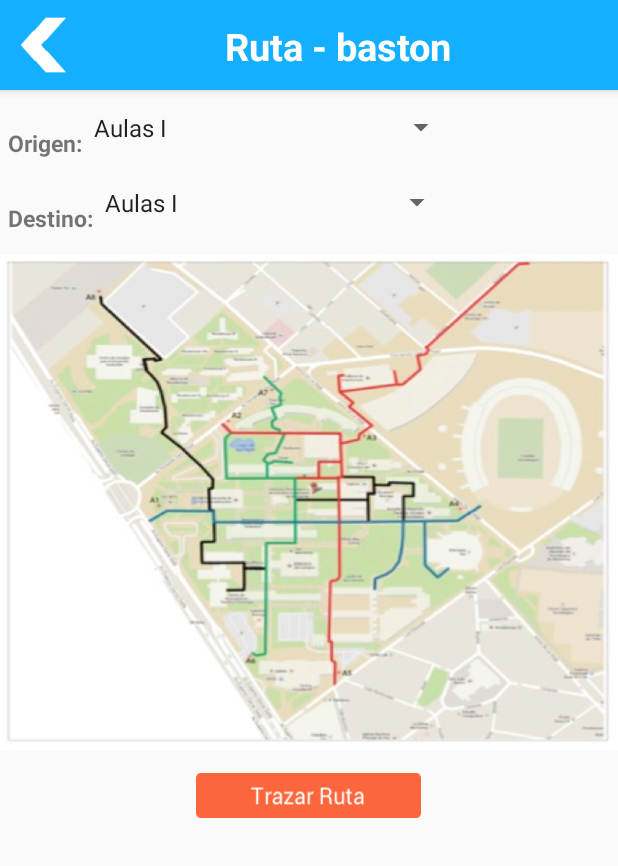
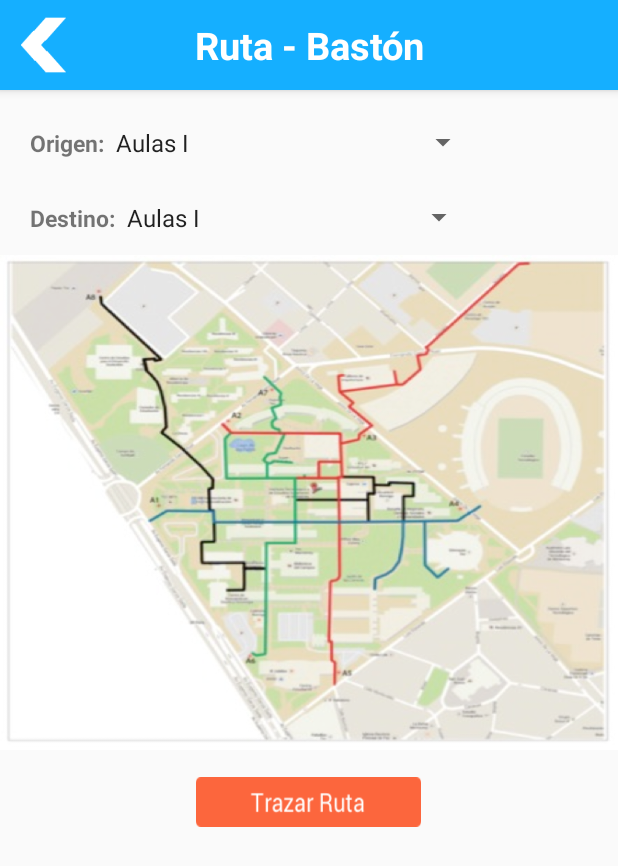
Before and after one commit to lagwy/Accesibilidad, an Android app: the ListaDiscapacidades screen opened directly, with no data from a screen before it, after a tap on an icon or button, on a phone screen of 412 x 824 dp. Shown: the top 866 px of the screen. Run offline under Robolectric (Android 15) with nearby library versions, the phone set to English and light mode, and no system bars.

Commit message:
detalles de diseño.

```diff
--- a/app/src/main/java/itesm/mx/accesibilidad/ListaDiscapacidades.java
+++ b/app/src/main/java/itesm/mx/accesibilidad/ListaDiscapacidades.java
@@ -41,7 +41,7 @@ public class ListaDiscapacidades extends AppCompatActivity {
                     Intent intent = new Intent(ListaDiscapacidades.this, Ruta.class);
                     if (sillaBttn.isPressed()){
                         intent.putExtra("nombre", "silladeruedas");
-                        intent.putExtra("titulo", "Silla de Ruedas");
+                        intent.putExtra("titulo", "Silla de ruedas");
                     }else {
                         if (muletaBttn.isPressed()){
                             intent.putExtra("nombre", "usodemuletas");
@@ -49,7 +49,7 @@ public class ListaDiscapacidades extends AppCompatActivity {
                         } else {
                             if (bastonBttn.isPressed()){
                                 intent.putExtra("nombre", "baston");
-                                intent.putExtra("titulo", "baston");
+                                intent.putExtra("titulo", "Bastón");
                             } else {
                                 if(embaraBttn.isPressed()){
                                     intent.putExtra("nombre", "embarazada");
--- a/app/src/main/res/layout/activity_ruta.xml
+++ b/app/src/main/res/layout/activity_ruta.xml
@@ -1,4 +1,4 @@
-<LinearLayout
+<RelativeLayout
     xmlns:android="http://schemas.android.com/apk/res/android"
     xmlns:tools="http://schemas.android.com/tools"
     android:layout_width="match_parent"
@@ -24,43 +24,49 @@
         app:contentInsetStart="0dp"
         app:popupTheme="@style/ThemeOverlay.AppCompat.Light"
         >
-        <LinearLayout
-            android:layout_width="match_parent"
-            android:layout_height="match_parent"
-            android:layout_alignStart="@+id/appbar"
-            android:orientation="horizontal"
-            >
+
+
             <Button
                 android:id="@+id/back2"
                 android:layout_width="60dp"
                 android:layout_height="60dp"
                 android:background="@drawable/back"
+
                 />
         <TextView
             android:id="@+id/titulo_rutaTV"
             android:layout_width="wrap_content"
             android:layout_height="wrap_content"
-                android:layout_marginLeft="90dp"
-                android:layout_marginTop="5dp"
+            android:layout_alignParentTop="true"
+            android:layout_centerHorizontal="true"
+            android:layout_gravity="center_horizontal"
+            android:gravity="center_horizontal"
             android:text="@string/ruta"
             android:textColor="#ffffff"
             android:textSize="25dp"
-                android:textStyle="bold"
-                />
-        </LinearLayout>
+            android:textStyle="bold" />
     </android.support.v7.widget.Toolbar>
+
+
+<LinearLayout
+    android:id="@+id/linearLayout2"
+    android:layout_width="wrap_content"
+    android:layout_height="wrap_content"
+    android:layout_marginTop="60dp"
+    android:orientation="vertical">
+
 
     <LinearLayout
         android:layout_width="wrap_content"
         android:layout_height="wrap_content"
-        android:layout_marginLeft="5dp"
+        android:layout_marginLeft="20dp"
+        android:layout_marginTop="10dp"
         android:orientation="horizontal">
 
         <TextView
             android:id="@+id/textView"
             android:layout_width="wrap_content"
             android:layout_height="wrap_content"
-            android:layout_marginTop="10dp"
             android:text="@string/origen"
             android:textSize="15dp"
             android:textStyle="bold"
@@ -70,14 +76,13 @@
             android:id="@+id/spinnerOri"
             android:layout_width="250dp"
             android:layout_height="50dp"
-            android:layout_alignParentStart="true"
              />
     </LinearLayout>
 
     <LinearLayout
         android:layout_width="wrap_content"
         android:layout_height="wrap_content"
-        android:layout_marginLeft="5dp"
+        android:layout_marginLeft="20dp"
         android:orientation="horizontal">
 
 
@@ -85,7 +90,6 @@
             android:id="@+id/destino"
             android:layout_width="wrap_content"
             android:layout_height="wrap_content"
-            android:layout_marginTop="10dp"
             android:text="@string/destino"
             android:textSize="15dp"
             android:textStyle="bold"
@@ -95,26 +99,29 @@
             android:id="@+id/spinnerDest"
             android:layout_width="240dp"
             android:layout_height="50dp"
-            android:layout_alignParentStart="true"
              />
+    </LinearLayout>
 </LinearLayout>
 
     <ImageView
         android:id="@+id/ruta_IV"
         android:layout_width="wrap_content"
         android:layout_height="330dp"
+        android:layout_alignParentStart="true"
+        android:layout_below="@+id/linearLayout2"
         android:layout_gravity="center_horizontal"
-        android:layout_marginTop="10dp"
         android:background="@drawable/ma"
-        android:scaleType="fitXY"/>
+        android:scaleType="fitXY" />
 
     <Button
         android:id="@+id/buttonTraza"
         android:layout_width="150dp"
-        android:layout_height="30dp"
+        android:layout_height="33dp"
+        android:layout_below="@+id/ruta_IV"
+        android:layout_centerHorizontal="true"
         android:layout_gravity="center_horizontal"
-        android:layout_marginTop="15dp"
-        android:background="@drawable/traza"/>
+        android:layout_marginTop="18dp"
+        android:background="@drawable/traza" />
 
 
-</LinearLayout>
+</RelativeLayout>
--- a/app/src/main/res/layout/list_layout.xml
+++ b/app/src/main/res/layout/list_layout.xml
@@ -37,7 +37,7 @@
                 android:background="@drawable/back"
                 />
             <TextView
-                android:layout_width="match_parent"
+                android:layout_width="wrap_content"
                 android:layout_height="wrap_content"
                 android:layout_alignParentStart="true"
                 android:layout_alignParentTop="true"
--- a/app/src/main/res/layout/row.xml
+++ b/app/src/main/res/layout/row.xml
@@ -16,6 +16,6 @@
         android:layout_height="100dp"
         android:gravity="center"
         android:text="Hola"
-        android:textSize="30dp"
+        android:textSize="20dp"
         android:textStyle="bold" />
 </LinearLayout>
```
Also changed, not shown: app/src/main/java/itesm/mx/accesibilidad/Ruta.java (+32 -26 lines), app/src/main/res/layout/activity_mapa_campus.xml (+16 -20 lines), app/src/main/res/layout/activity_vista_edificio.xml (+15 -19 lines). Lines whose indentation alone changed are shown as unchanged.
